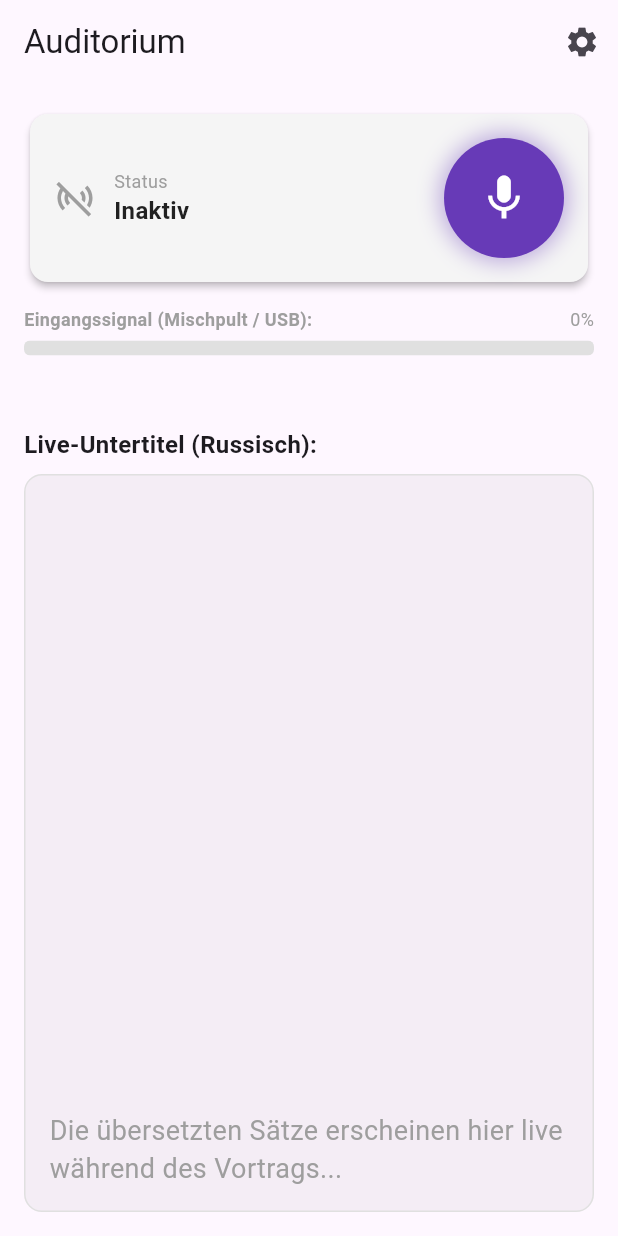
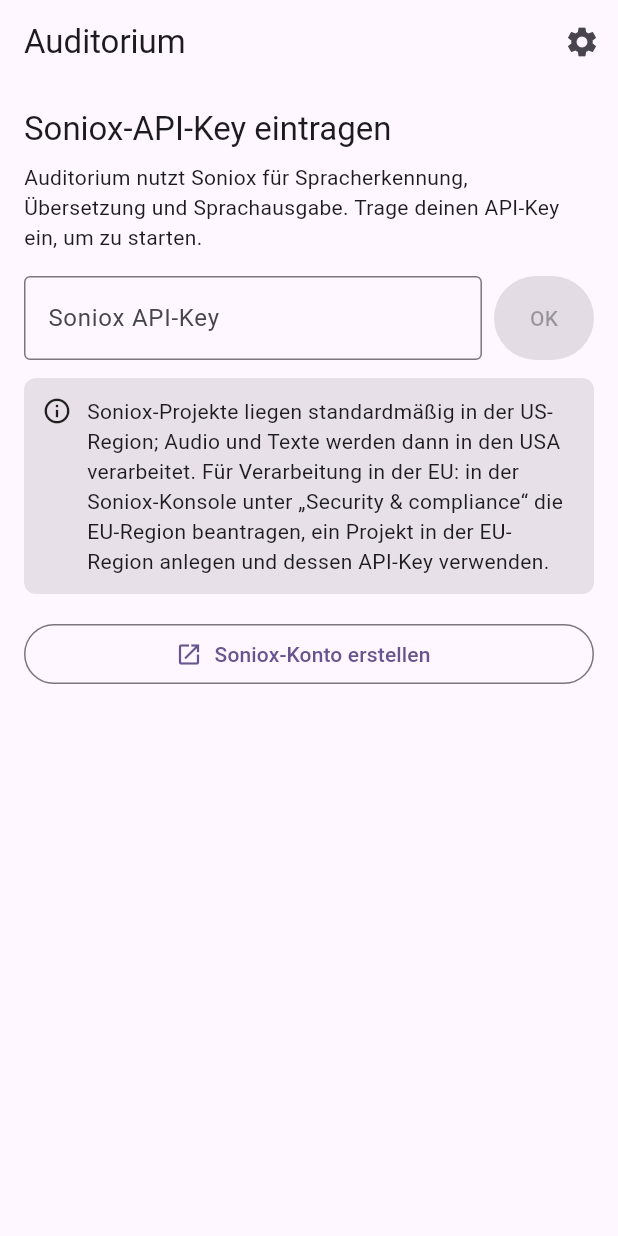
Before and after one commit to olegpeters/live_translator, a Flutter app: the screen it shows after launch, on a phone screen of 412 x 824 dp. Run offline on Flutter 3.47's test engine with Material 3 defaults, Android fonts, the phone set to English and light mode, and no system bars; our stand-ins replace audioplayers, clock, flutter_secure_storage, flutter_tts, permission_handler, share_plus and 2 more; missing offline and left inert: record.

Commit message:
home: ask for the Soniox API key when none is stored
- ApiKeySetup card replaces the translator UI until a key is saved:
  key field + small OK button; the key is checked (region detection) on OK
  and only saved if Soniox accepts it; US keys show the region hint in a
  dialog, offline saves and re-checks at start
- general region hint (default US, how to get EU) below the field
- "Soniox-Konto erstellen" opens https://console.soniox.com/signup/
  (url_launcher, https VIEW query in the manifest)
- SonioxRegionInfo shared by home setup and settings
- home re-checks the key after returning from settings

Co-Authored-By: Claude Opus 5.5 <noreply@anthropic.com>
Claude-Session: https://claude.ai/code/session_016FR8PrAof5eJAqSTnE5gZT

```diff
--- /dev/null
+++ b/lib/features/settings/soniox_region_info.dart
@@ -0,0 +1,50 @@
+import 'package:flutter/material.dart';
+
+import '../../core/network/soniox_region.dart';
+
+/// Where Soniox processes audio and text for the given region, with the steps
+/// to get EU processing for US projects. [region] null = general hint before a key is checked.
+class SonioxRegionInfo extends StatelessWidget {
+  const SonioxRegionInfo({super.key, required this.region});
+
+  final SonioxRegion? region;
+
+  static const _euHowTo = 'Für Verarbeitung in der EU: in der Soniox-Konsole unter „Security & compliance“ '
+      'die EU-Region beantragen, ein Projekt in der EU-Region anlegen und dessen API-Key verwenden.';
+
+  @override
+  Widget build(BuildContext context) {
+    final scheme = Theme.of(context).colorScheme;
+    final (icon, color, text) = switch (region) {
+      SonioxRegion.eu => (
+          Icons.verified_user_outlined,
+          scheme.secondaryContainer,
+          'Region: EU – Audio und Texte werden in der EU verarbeitet.',
+        ),
+      SonioxRegion.us => (
+          Icons.public,
+          scheme.tertiaryContainer,
+          'Region: USA – Audio und Texte werden in den USA verarbeitet. $_euHowTo',
+        ),
+      null => (
+          Icons.info_outline,
+          scheme.surfaceContainerHighest,
+          'Soniox-Projekte liegen standardmäßig in der US-Region; Audio und Texte werden dann in den USA '
+              'verarbeitet. $_euHowTo',
+        ),
+    };
+    return Container(
+      width: double.infinity,
+      padding: const EdgeInsets.all(12),
+      decoration: BoxDecoration(color: color, borderRadius: BorderRadius.circular(8)),
+      child: Row(
+        crossAxisAlignment: CrossAxisAlignment.start,
+        children: [
+          Icon(icon, size: 20),
+          const SizedBox(width: 10),
+          Expanded(child: Text(text)),
+        ],
+      ),
+    );
+  }
+}
--- /dev/null
+++ b/lib/features/translation/api_key_setup.dart
@@ -0,0 +1,159 @@
+import 'package:flutter/material.dart';
+import 'package:url_launcher/url_launcher.dart';
+
+import '../../core/network/soniox_region.dart';
+import '../../core/storage/settings_repository.dart';
+import '../settings/soniox_region_info.dart';
+
+/// First-run card on the home screen: asks for the Soniox API key, checks it
+/// (region detection) on OK and only then saves it.
+class ApiKeySetup extends StatefulWidget {
+  const ApiKeySetup({
+    super.key,
+    required this.settingsRepository,
+    required this.regionDetector,
+    required this.onSaved,
+  });
+
+  final SettingsRepository settingsRepository;
+  final SonioxRegionDetector regionDetector;
+  final VoidCallback onSaved;
+
+  static final signupUrl = Uri.parse('https://console.soniox.com/signup/');
+
+  @override
+  State<ApiKeySetup> createState() => _ApiKeySetupState();
+}
+
+class _ApiKeySetupState extends State<ApiKeySetup> {
+  final _controller = TextEditingController();
+  bool _checking = false;
+  String? _error;
+
+  @override
+  void initState() {
+    super.initState();
+    _controller.addListener(() => setState(() => _error = null));
+  }
+
+  @override
+  void dispose() {
+    _controller.dispose();
+    super.dispose();
+  }
+
+  Future<void> _submit() async {
+    final key = _controller.text.trim();
+    if (key.isEmpty || _checking) return;
+    FocusScope.of(context).unfocus();
+    setState(() => _checking = true);
+
+    final check = await widget.regionDetector.detect(key);
+    if (!mounted) return;
+    if (check == SonioxKeyCheck.invalid) {
+      setState(() {
+        _checking = false;
+        _error = 'Soniox akzeptiert diesen API-Key nicht. Bitte prüfen.';
+      });
+      return;
+    }
+
+    await widget.settingsRepository.setApiKey(key);
+    // unknown (offline): stored as "not detected", checked again at start
+    await widget.settingsRepository.setSonioxRegion(check.region?.code);
+    if (!mounted) return;
+    setState(() => _checking = false);
+
+    final messenger = ScaffoldMessenger.of(context);
+    switch (check) {
+      case SonioxKeyCheck.us:
+        await showDialog<void>(
+          context: context,
+          builder: (context) => AlertDialog(
+            title: const Text('API-Key gespeichert'),
+            content: const SonioxRegionInfo(region: SonioxRegion.us),
+            actions: [
+              TextButton(onPressed: () => Navigator.of(context).pop(), child: const Text('Verstanden')),
+            ],
+          ),
+        );
+      case SonioxKeyCheck.unknown:
+        messenger.showSnackBar(const SnackBar(
+          content: Text('API-Key gespeichert. Prüfung nicht möglich (offline?) – sie erfolgt beim Start.'),
+        ));
+      case SonioxKeyCheck.eu:
+        messenger.showSnackBar(const SnackBar(content: Text('API-Key gespeichert · Region EU')));
+      case SonioxKeyCheck.invalid:
+        break; // handled above
+    }
+    widget.onSaved();
+  }
+
+  Future<void> _openSignup() async {
+    final opened = await launchUrl(ApiKeySetup.signupUrl, mode: LaunchMode.externalApplication);
+    if (!opened && mounted) {
+      ScaffoldMessenger.of(context).showSnackBar(
+        SnackBar(content: Text('Link konnte nicht geöffnet werden: ${ApiKeySetup.signupUrl}')),
+      );
+    }
+  }
+
+  @override
+  Widget build(BuildContext context) {
+    final theme = Theme.of(context);
+    return SingleChildScrollView(
+      padding: const EdgeInsets.all(16),
+      child: Column(
+        crossAxisAlignment: CrossAxisAlignment.stretch,
+        children: [
+          Text('Soniox-API-Key eintragen', style: theme.textTheme.titleLarge),
+          const SizedBox(height: 8),
+          const Text(
+            'Auditorium nutzt Soniox für Spracherkennung, Übersetzung und Sprachausgabe. '
+            'Trage deinen API-Key ein, um zu starten.',
+          ),
+          const SizedBox(height: 16),
+          Row(
+            crossAxisAlignment: CrossAxisAlignment.start,
+            children: [
+              Expanded(
+                child: TextField(
+                  controller: _controller,
+                  obscureText: true,
+                  enabled: !_checking,
+                  autocorrect: false,
+                  enableSuggestions: false,
+                  textInputAction: TextInputAction.done,
+                  onSubmitted: (_) => _submit(),
+                  decoration: InputDecoration(
+                    labelText: 'Soniox API-Key',
+                    border: const OutlineInputBorder(),
+                    errorText: _error,
+                  ),
+                ),
+              ),
+              const SizedBox(width: 8),
+              SizedBox(
+                height: 56,
+                child: FilledButton(
+                  onPressed: _checking || _controller.text.trim().isEmpty ? null : _submit,
+                  child: _checking
+                      ? const SizedBox(width: 20, height: 20, child: CircularProgressIndicator(strokeWidth: 2.5))
+                      : const Text('OK'),
+                ),
+              ),
+            ],
+          ),
+          const SizedBox(height: 12),
+          const SonioxRegionInfo(region: null),
+          const SizedBox(height: 16),
+          OutlinedButton.icon(
+            onPressed: _openSignup,
+            icon: const Icon(Icons.open_in_new),
+            label: const Text('Soniox-Konto erstellen'),
+          ),
+        ],
+      ),
+    );
+  }
+}
--- a/lib/features/translation/home_screen.dart
+++ b/lib/features/translation/home_screen.dart
@@ -1,13 +1,39 @@
 import 'package:flutter/material.dart';
 import 'package:provider/provider.dart';
+import '../../core/network/soniox_region.dart';
 import '../../core/storage/settings_repository.dart';
 import '../settings/settings_screen.dart';
+import 'api_key_setup.dart';
 import 'translation_provider.dart';
 
-class HomeScreen extends StatelessWidget {
+class HomeScreen extends StatefulWidget {
   final SettingsRepository settingsRepository;
+  final SonioxRegionDetector? regionDetector;
 
-  const HomeScreen({super.key, required this.settingsRepository});
+  const HomeScreen({super.key, required this.settingsRepository, this.regionDetector});
+
+  @override
+  State<HomeScreen> createState() => _HomeScreenState();
+}
+
+class _HomeScreenState extends State<HomeScreen> {
+  late final SonioxRegionDetector _regionDetector = widget.regionDetector ?? SonioxRegionDetector();
+
+  /// null while loading; false shows the API key setup instead of the translator.
+  bool? _hasApiKey;
+
+  SettingsRepository get settingsRepository => widget.settingsRepository;
+
+  @override
+  void initState() {
+    super.initState();
+    _loadApiKeyState();
+  }
+
+  Future<void> _loadApiKeyState() async {
+    final key = await settingsRepository.getApiKey();
+    if (mounted) setState(() => _hasApiKey = key != null && key.trim().isNotEmpty);
+  }
 
   @override
   Widget build(BuildContext context) {
@@ -19,18 +45,33 @@ class HomeScreen extends StatelessWidget {
             icon: const Icon(Icons.settings),
             tooltip: 'Einstellungen',
             onPressed: () {
-              Navigator.of(context).push(
+              Navigator.of(context)
+                  .push(
                     MaterialPageRoute(
                       builder: (context) => SettingsScreen(
                         settingsRepository: settingsRepository,
                       ),
                     ),
-              );
+                  )
+                  .then((_) => _loadApiKeyState()); // the key may have been removed
             },
           ),
         ],
       ),
-      body: Consumer<TranslationProvider>(
+      body: switch (_hasApiKey) {
+        null => const Center(child: CircularProgressIndicator()),
+        false => ApiKeySetup(
+            settingsRepository: settingsRepository,
+            regionDetector: _regionDetector,
+            onSaved: () => setState(() => _hasApiKey = true),
+          ),
+        true => _buildTranslator(),
+      },
+    );
+  }
+
+  Widget _buildTranslator() {
+    return Consumer<TranslationProvider>(
       builder: (context, provider, child) {
         final isTranslating = provider.isTranslating;
 
@@ -381,7 +422,6 @@ class HomeScreen extends StatelessWidget {
           ),
         );
       },
-      ),
     );
   }
 }
--- a/pubspec.yaml
+++ b/pubspec.yaml
@@ -44,6 +44,7 @@ dependencies:
   path_provider: ^2.1.5
   share_plus: ^13.0.0
   clock: ^1.1.3
+  url_launcher: ^6.3.3
 
 dev_dependencies:
   flutter_test:
```
Also changed, not shown: lib/features/settings/settings_screen.dart (+2 -37 lines), pubspec.lock, 3 other files. Lines whose indentation alone changed are shown as unchanged.
